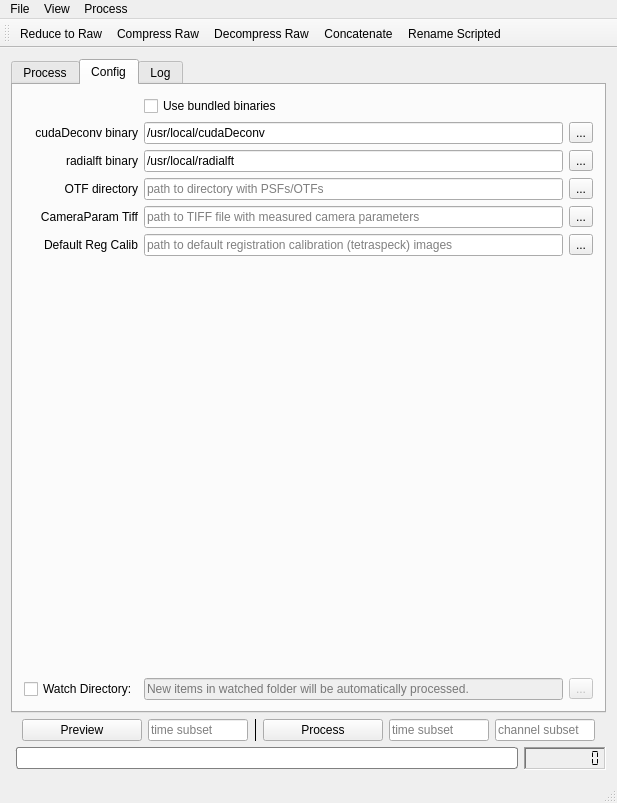
This is llspy/gui/main_gui.ui in tlambert03/LLSpy as Qt 5 draws it before an edit. The edited form follows.
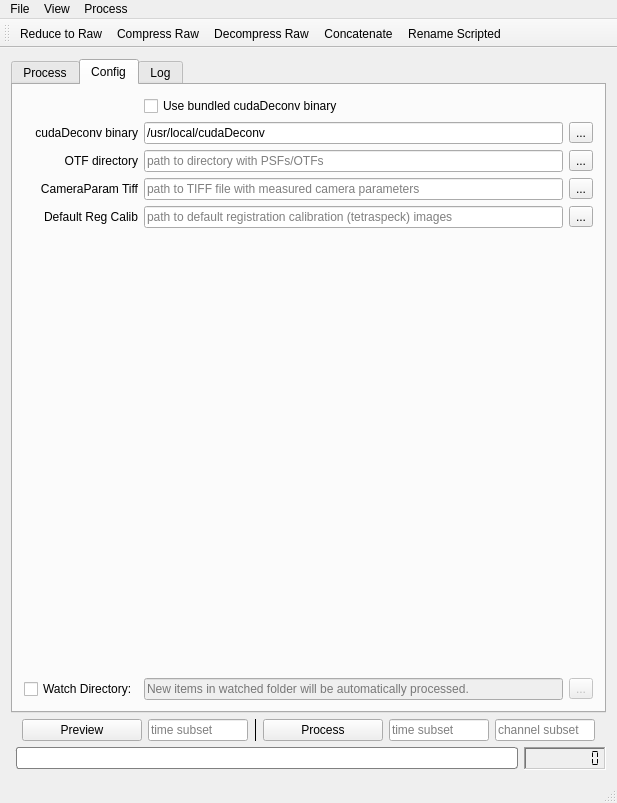
This is the edited form. The open tabs and pages were chosen to show the change.

Commit message: used bundled binaries

```diff
--- a/llspy/gui/main_gui.ui
+++ b/llspy/gui/main_gui.ui
@@ -36,7 +36,7 @@
        <enum>QTabWidget::North</enum>
       </property>
       <property name="currentIndex">
-       <number>1</number>
+       <number>0</number>
       </property>
       <property name="elideMode">
        <enum>Qt::ElideRight</enum>
@@ -148,8 +148,8 @@
             <rect>
              <x>0</x>
              <y>0</y>
-             <width>537</width>
-             <height>252</height>
+             <width>547</width>
+             <height>255</height>
             </rect>
            </property>
            <attribute name="label">
@@ -1525,39 +1525,6 @@
         <string>Config</string>
        </attribute>
        <layout class="QGridLayout" name="gridLayout">
-        <item row="2" column="2">
-         <widget class="QLineEdit" name="radialftPathLineEdit">
-          <property name="text">
-           <string>/usr/local/radialft</string>
-          </property>
-          <property name="placeholderText">
-           <string>path to radialft (OTF generation) binary</string>
-          </property>
-         </widget>
-        </item>
-        <item row="4" column="0">
-         <widget class="QLabel" name="camParamTiffLabel">
-          <property name="text">
-           <string>CameraParam Tiff</string>
-          </property>
-          <property name="alignment">
-           <set>Qt::AlignRight|Qt::AlignTrailing|Qt::AlignVCenter</set>
-          </property>
-          <property name="buddy">
-           <cstring>camParamTiffLineEdit</cstring>
-          </property>
-         </widget>
-        </item>
-        <item row="1" column="6">
-         <widget class="QToolButton" name="cudaDeconvPathToolButton">
-          <property name="text">
-           <string>...</string>
-          </property>
-          <property name="autoRaise">
-           <bool>false</bool>
-          </property>
-         </widget>
-        </item>
         <item row="1" column="0">
          <widget class="QLabel" name="cudaDeconvPathLabel">
           <property name="text">
@@ -1581,34 +1548,27 @@
           </property>
          </widget>
         </item>
+        <item row="3" column="2">
+         <widget class="QLineEdit" name="camParamTiffLineEdit">
+          <property name="text">
+           <string/>
+          </property>
+          <property name="alignment">
+           <set>Qt::AlignLeading|Qt::AlignLeft|Qt::AlignVCenter</set>
+          </property>
+          <property name="placeholderText">
+           <string>path to TIFF file with measured camera parameters</string>
+          </property>
+         </widget>
+        </item>
         <item row="3" column="6">
-         <widget class="QToolButton" name="otfFolderToolButton">
-          <property name="text">
-           <string>...</string>
-          </property>
-         </widget>
-        </item>
-        <item row="4" column="6">
          <widget class="QToolButton" name="camParamTiffToolButton">
           <property name="text">
            <string>...</string>
           </property>
          </widget>
         </item>
-        <item row="2" column="0">
-         <widget class="QLabel" name="radialftPathLabel">
-          <property name="text">
-           <string>radialft binary</string>
-          </property>
-          <property name="alignment">
-           <set>Qt::AlignRight|Qt::AlignTrailing|Qt::AlignVCenter</set>
-          </property>
-          <property name="buddy">
-           <cstring>radialftPathLineEdit</cstring>
-          </property>
-         </widget>
-        </item>
-        <item row="5" column="0">
+        <item row="4" column="0">
          <widget class="QLabel" name="defaultRegCalibPathLabel">
           <property name="text">
            <string>Default Reg Calib</string>
@@ -1621,40 +1581,7 @@
           </property>
          </widget>
         </item>
-        <item row="2" column="6">
-         <widget class="QToolButton" name="radialftPathToolButton">
-          <property name="text">
-           <string>...</string>
-          </property>
-         </widget>
-        </item>
-        <item row="3" column="2">
-         <widget class="QLineEdit" name="otfFolderLineEdit">
-          <property name="text">
-           <string/>
-          </property>
-          <property name="alignment">
-           <set>Qt::AlignLeading|Qt::AlignLeft|Qt::AlignVCenter</set>
-          </property>
-          <property name="placeholderText">
-           <string>path to directory with PSFs/OTFs</string>
-          </property>
-         </widget>
-        </item>
         <item row="4" column="2">
-         <widget class="QLineEdit" name="camParamTiffLineEdit">
-          <property name="text">
-           <string/>
-          </property>
-          <property name="alignment">
-           <set>Qt::AlignLeading|Qt::AlignLeft|Qt::AlignVCenter</set>
-          </property>
-          <property name="placeholderText">
-           <string>path to TIFF file with measured camera parameters</string>
-          </property>
-         </widget>
-        </item>
-        <item row="5" column="2">
          <widget class="QLineEdit" name="defaultRegCalibPathLineEdit">
           <property name="text">
            <string/>
@@ -1664,14 +1591,7 @@
           </property>
          </widget>
         </item>
-        <item row="5" column="6">
-         <widget class="QToolButton" name="defaultRegCalibPathToolButton">
-          <property name="text">
-           <string>...</string>
-          </property>
-         </widget>
-        </item>
-        <item row="3" column="0">
+        <item row="2" column="0">
          <widget class="QLabel" name="otfFolderPathLabel">
           <property name="text">
            <string>OTF directory</string>
@@ -1684,7 +1604,40 @@
           </property>
          </widget>
         </item>
+        <item row="4" column="6">
+         <widget class="QToolButton" name="defaultRegCalibPathToolButton">
+          <property name="text">
+           <string>...</string>
+          </property>
+         </widget>
+        </item>
         <item row="6" column="2">
+         <widget class="QLineEdit" name="watchDirLineEdit">
+          <property name="enabled">
+           <bool>false</bool>
+          </property>
+          <property name="text">
+           <string/>
+          </property>
+          <property name="readOnly">
+           <bool>true</bool>
+          </property>
+          <property name="placeholderText">
+           <string>New items in watched folder will be automatically processed.</string>
+          </property>
+         </widget>
+        </item>
+        <item row="6" column="6">
+         <widget class="QToolButton" name="watchDirToolButton">
+          <property name="enabled">
+           <bool>false</bool>
+          </property>
+          <property name="text">
+           <string>...</string>
+          </property>
+         </widget>
+        </item>
+        <item row="5" column="2">
          <spacer name="configTabVertSpacer">
           <property name="orientation">
            <enum>Qt::Vertical</enum>
@@ -1697,49 +1650,66 @@
           </property>
          </spacer>
         </item>
-        <item row="7" column="6">
-         <widget class="QToolButton" name="watchDirToolButton">
-          <property name="enabled">
-           <bool>false</bool>
-          </property>
-          <property name="text">
-           <string>...</string>
-          </property>
-         </widget>
-        </item>
-        <item row="7" column="0">
+        <item row="6" column="0">
          <widget class="QCheckBox" name="watchDirCheckBox">
           <property name="text">
            <string>Watch Directory:</string>
           </property>
          </widget>
         </item>
-        <item row="7" column="2">
-         <widget class="QLineEdit" name="watchDirLineEdit">
-          <property name="enabled">
-           <bool>false</bool>
-          </property>
+        <item row="2" column="2">
+         <widget class="QLineEdit" name="otfFolderLineEdit">
           <property name="text">
            <string/>
           </property>
-          <property name="readOnly">
-           <bool>true</bool>
+          <property name="alignment">
+           <set>Qt::AlignLeading|Qt::AlignLeft|Qt::AlignVCenter</set>
           </property>
           <property name="placeholderText">
-           <string>New items in watched folder will be automatically processed.</string>
+           <string>path to directory with PSFs/OTFs</string>
           </property>
          </widget>
         </item>
         <item row="0" column="2">
          <widget class="QCheckBox" name="useBundledBinariesCheckBox">
           <property name="text">
-           <string>Use bundled binaries</string>
+           <string>Use bundled cudaDeconv binary</string>
           </property>
           <property name="checked">
            <bool>false</bool>
           </property>
          </widget>
         </item>
+        <item row="2" column="6">
+         <widget class="QToolButton" name="otfFolderToolButton">
+          <property name="text">
+           <string>...</string>
+          </property>
+         </widget>
+        </item>
+        <item row="3" column="0">
+         <widget class="QLabel" name="camParamTiffLabel">
+          <property name="text">
+           <string>CameraParam Tiff</string>
+          </property>
+          <property name="alignment">
+           <set>Qt::AlignRight|Qt::AlignTrailing|Qt::AlignVCenter</set>
+          </property>
+          <property name="buddy">
+           <cstring>camParamTiffLineEdit</cstring>
+          </property>
+         </widget>
+        </item>
+        <item row="1" column="6">
+         <widget class="QToolButton" name="cudaDeconvPathToolButton">
+          <property name="text">
+           <string>...</string>
+          </property>
+          <property name="autoRaise">
+           <bool>false</bool>
+          </property>
+         </widget>
+        </item>
        </layout>
       </widget>
       <widget class="QWidget" name="tab_log">
```
Left out of the diff: 48 changed lines with no effect on the pictures. The commit also changes 3 other files.
